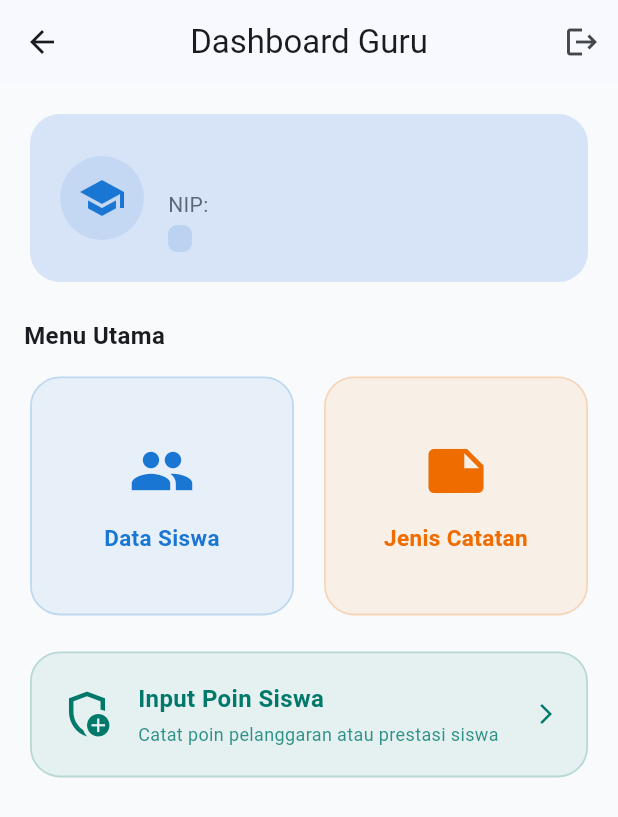
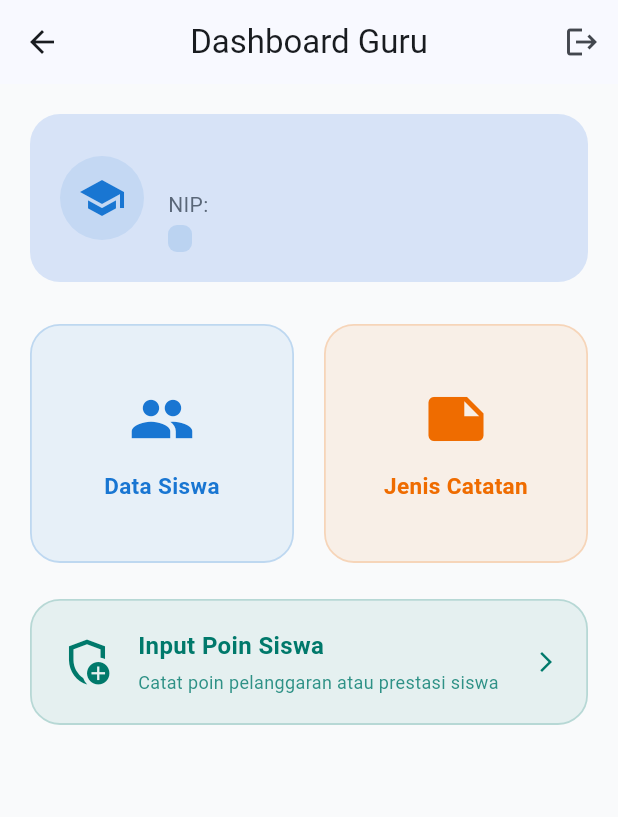
Before and after one commit to shiinzx/ZiePoint, a Flutter app: the DashboardPage screen opened by its route, on a phone screen of 412 x 824 dp. Shown: the top 817 px of the screen. Run offline on Flutter 3.47's test engine with Material 3 defaults, Android fonts, the phone set to English and light mode, and no system bars; our stand-ins replace jwt_decoder, shared_preferences; accounts and stored records are empty.

Commit message:
Fix NIP showing email value and remove Menu Utama title on Guru Dashboard

```diff
--- a/api_siswa/lib/pages/dashboard_page.dart
+++ b/api_siswa/lib/pages/dashboard_page.dart
@@ -14,6 +14,8 @@ class _DashboardPageState extends State<DashboardPage> {
   String id = "-";
   String nama = "-";
   String email = "-";
+  String nip = "-";
+  String nis = "-";
   String role = "-";
   String kelas = "-";
 
@@ -39,7 +41,9 @@ class _DashboardPageState extends State<DashboardPage> {
         setState(() {
           id = decoded['id'].toString();
           nama = decoded['nama'] ?? "-";
-          email = decoded['email'] ?? decoded['nis'] ?? decoded['nip'] ?? "-";
+          email = decoded['email'] ?? "-";
+          nip = decoded['nip'] ?? "-";
+          nis = decoded['nis'] ?? "-";
           role = decoded['role'] ?? "user";
           kelas = decoded['kelas'] ?? "-";
         });
@@ -241,8 +245,8 @@ class _DashboardPageState extends State<DashboardPage> {
                   const SizedBox(height: 4),
                   Text(
                     isSiswa
-                        ? "NIS: $email • Kelas: ${kelas.toUpperCase()}"
-                        : "NIP: $email",
+                        ? "NIS: $nis • Kelas: ${kelas.toUpperCase()}"
+                        : "NIP: $nip",
                     style: TextStyle(
                       fontSize: 14,
                       color: Theme.of(context).colorScheme.onSecondaryContainer.withOpacity(0.8),
@@ -499,15 +503,6 @@ class _DashboardPageState extends State<DashboardPage> {
           children: [
             _buildProfileCard(),
             const SizedBox(height: 20),
-            Text(
-              "Menu Utama",
-              style: TextStyle(
-                fontSize: 16,
-                fontWeight: FontWeight.bold,
-                color: Theme.of(context).colorScheme.onBackground,
-              ),
-            ),
-            const SizedBox(height: 12),
             GridView.count(
               shrinkWrap: true,
               physics: const NeverScrollableScrollPhysics(),
```
